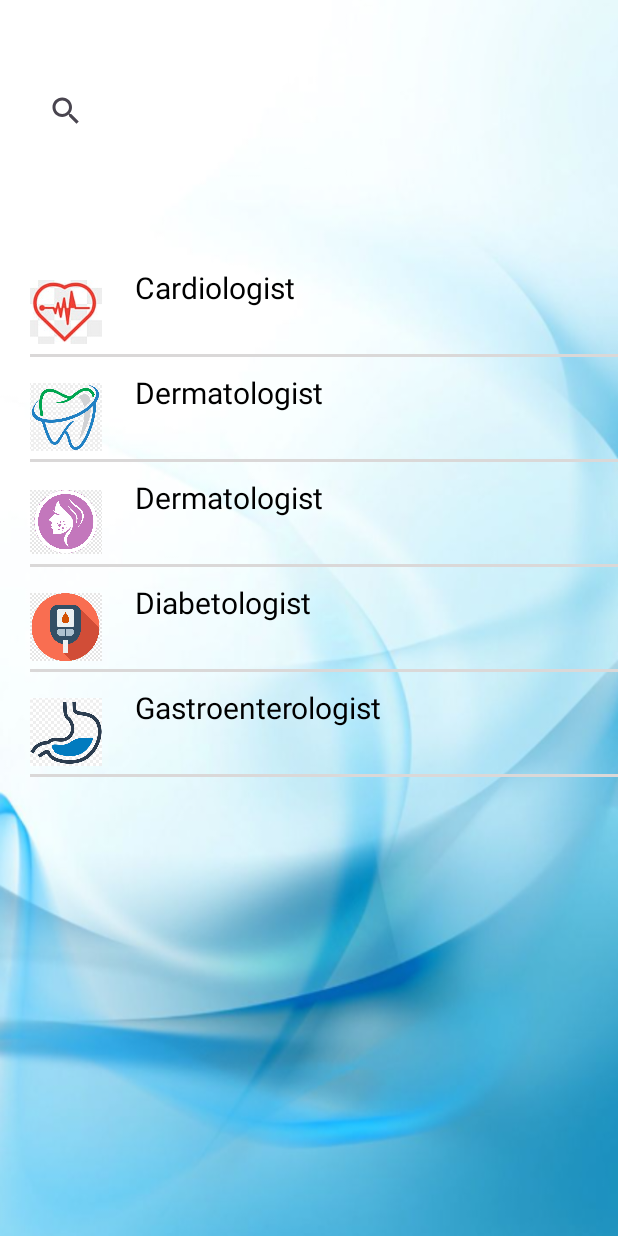
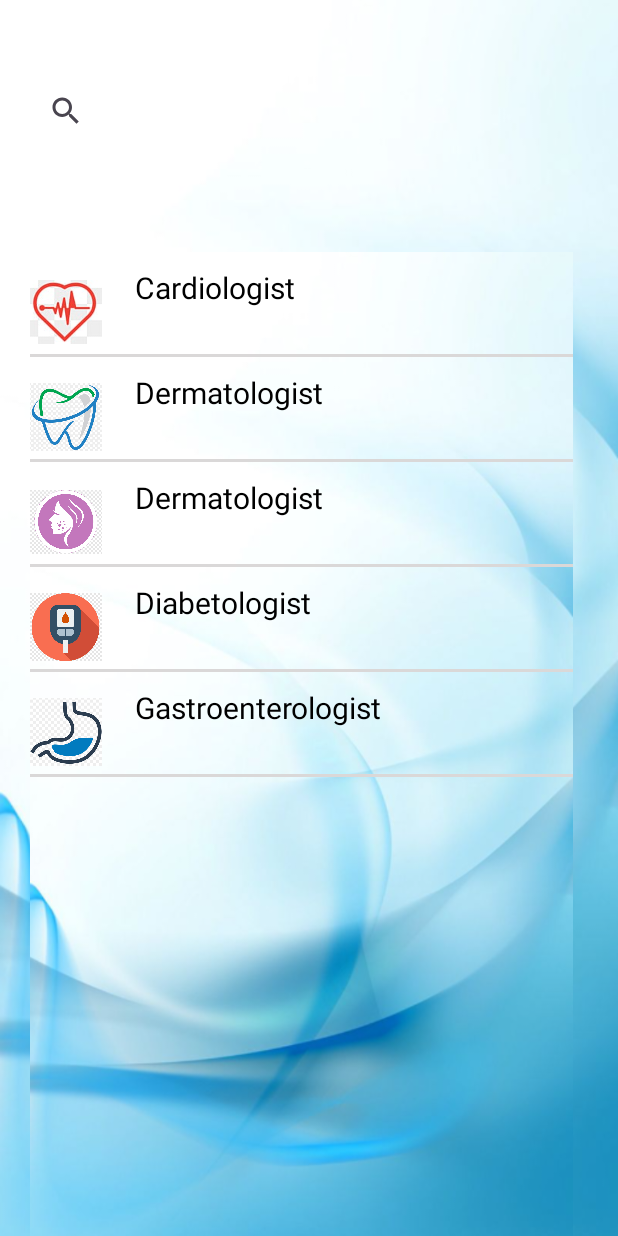
Before and after one commit to VinitTambe1805/hinduja-app, an Android app: the RecycleActivity screen opened directly, with no data from a screen before it, on a phone screen of 412 x 824 dp. Run offline under Robolectric (Android 15) with nearby library versions, the phone set to English and light mode, and no system bars.

Commit message:
Added cardview and also background image to specialty sections

```diff
--- a/app/src/main/res/layout/activity_recycle.xml
+++ b/app/src/main/res/layout/activity_recycle.xml
@@ -21,22 +21,39 @@
             android:layout_marginStart="20dp"
             android:layout_marginTop="50dp"
             android:layout_marginEnd="18dp"
-        android:queryHint="Search By Doctors,Speciality,Services"
-        app:layout_constraintStart_toStartOf="parent"/>
+            android:queryHint="Search By Doctors,Speciality,Services" />
 
+        <!--<androidx.cardview.widget.CardView
+            android:layout_width="match_parent"
+            android:layout_height="match_parent"
+            android:layout_marginTop="70dp"
+            android:layout_marginStart="20dp"
+            android:layout_marginEnd="30dp"
+            android:padding="10dp"
+            app:cardCornerRadius="8dp"
+            app:cardElevation="5dp">-->
 
+            <LinearLayout
+                android:layout_width="match_parent"
+                android:layout_height="match_parent"
+                android:orientation="vertical"
+                android:layout_marginTop="70dp"
+                android:layout_marginStart="20dp"
+                android:layout_marginEnd="30dp"
+                android:background="@drawable/img2">
 
             <androidx.recyclerview.widget.RecyclerView
+                android:id="@+id/recyclerView"
                 android:layout_width="match_parent"
-       android:layout_height="wrap_content"
-       android:layout_marginTop="70dp"
-       android:layout_marginLeft="30dp"
-       android:layout_marginStart="20dp"
-       android:id="@+id/recyclerView"/>
+                android:layout_height="match_parent"
+                />
+
+            </LinearLayout>
+
+<!--        </androidx.cardview.widget.CardView>-->
 
 
     </LinearLayout>
 
 
-
 </RelativeLayout>
```
Lines whose indentation alone changed are shown as unchanged.
